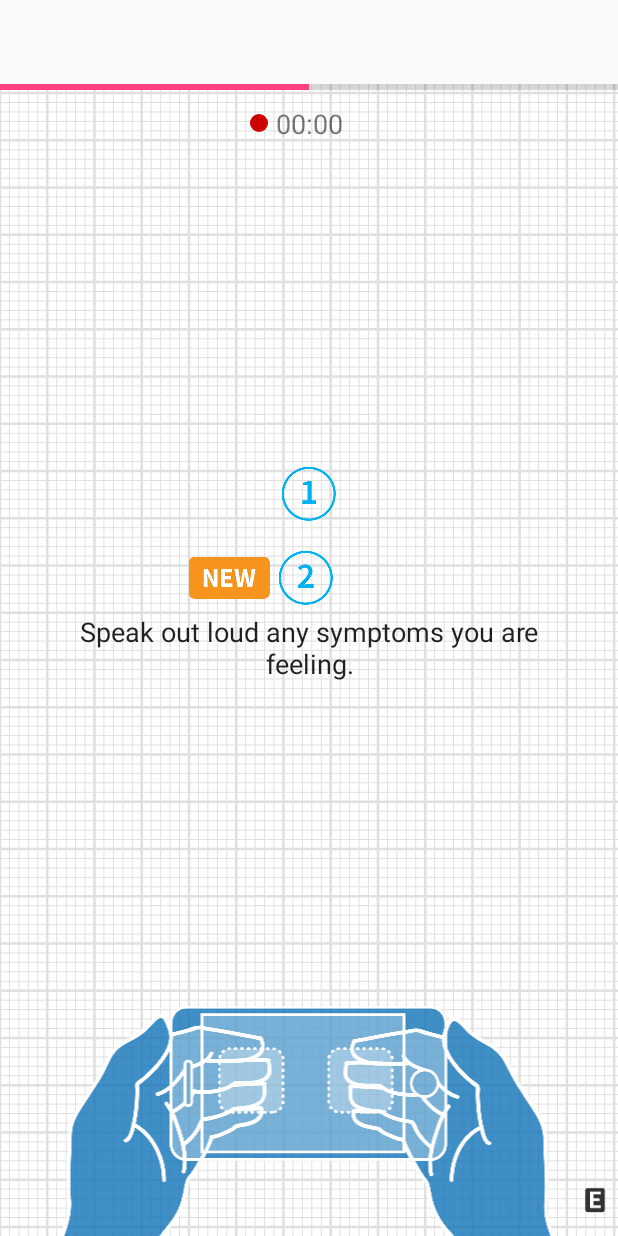
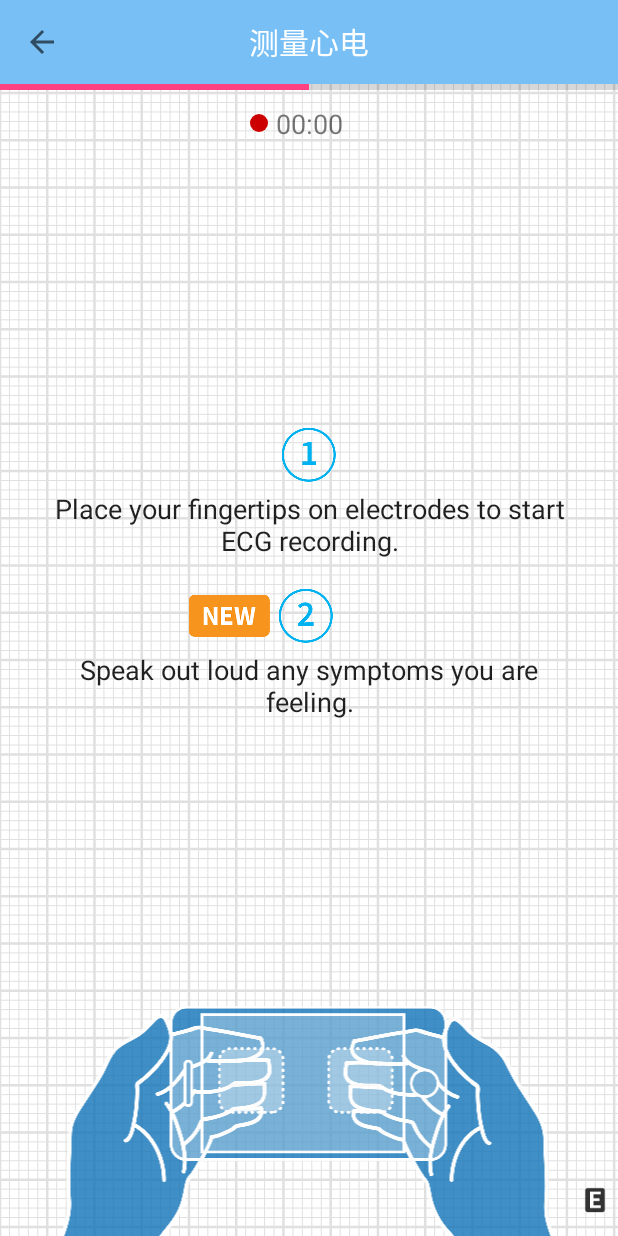
Before and after one commit to jinanzhuan/NewProject, an Android app: the KardiaActivity screen opened directly, with no data from a screen before it, on a phone screen of 412 x 824 dp. Run offline under Robolectric (Android 15) with nearby library versions, the phone set to English and light mode, and no system bars; our stand-ins replace ButterKnife.

Commit message:
show title for KardiaActivity

```diff
--- a/app/src/main/java/com/test/newproject/activity/KardiaActivity.java
+++ b/app/src/main/java/com/test/newproject/activity/KardiaActivity.java
@@ -41,6 +41,9 @@ public class KardiaActivity extends BaseActivity {
     @Override
     public void initView() {
         super.initView();
+        setSupportActionBar(mToolbar);
+        getSupportActionBar().setDisplayShowTitleEnabled(false);
+        getSupportActionBar().setDisplayHomeAsUpEnabled(true);
         getSupportFragmentManager().beginTransaction().replace(R.id.fl_fragment, new KardiaFragment()).commit();
     }
 }
--- a/app/src/main/java/com/test/newproject/base/BaseActivity.java
+++ b/app/src/main/java/com/test/newproject/base/BaseActivity.java
@@ -1,6 +1,5 @@
 package com.test.newproject.base;
 
-import android.content.pm.ActivityInfo;
 import android.graphics.Color;
 import android.os.Build;
 import android.os.Bundle;
@@ -34,7 +33,7 @@ public abstract class BaseActivity extends AppCompatActivity {
     protected void onCreate(@Nullable Bundle savedInstanceState) {
         super.onCreate(savedInstanceState);
         //设置竖屏
-        setRequestedOrientation(ActivityInfo.SCREEN_ORIENTATION_PORTRAIT);
+//        setRequestedOrientation(ActivityInfo.SCREEN_ORIENTATION_PORTRAIT);
         setContentView(getLayoutId());
         ButterKnife.inject(this);
         ActManager.getAppManager().addActivity(this);
--- a/app/src/main/res/layout/activity_kardia.xml
+++ b/app/src/main/res/layout/activity_kardia.xml
@@ -1,6 +1,7 @@
 <?xml version="1.0" encoding="utf-8"?>
 <LinearLayout xmlns:android="http://schemas.android.com/apk/res/android"
               xmlns:tools="http://schemas.android.com/tools"
+              xmlns:app="http://schemas.android.com/apk/res-auto"
               android:orientation="vertical"
               android:layout_width="match_parent"
               android:layout_height="match_parent">
@@ -9,7 +10,22 @@
         android:id="@+id/toolbar"
         android:layout_width="match_parent"
         android:layout_height="?attr/actionBarSize"
-        tools:title="kardia"/>
+        app:contentInsetStart="0dp"
+        app:contentInsetLeft="0dp"
+        android:background="@color/blue"
+        tools:title="kardia">
+
+        <TextView
+            android:id="@+id/toolbar_title"
+            android:layout_width="wrap_content"
+            android:layout_height="wrap_content"
+            android:layout_gravity="center"
+            android:singleLine="true"
+            android:textColor="@color/white"
+            android:text="测量心电"
+            android:textSize="20sp" />
+
+    </android.support.v7.widget.Toolbar>
 
     <FrameLayout
         android:id="@+id/fl_fragment"
--- a/app/src/main/res/layout/fragment_kardia.xml
+++ b/app/src/main/res/layout/fragment_kardia.xml
@@ -36,8 +36,7 @@
             android:layout_marginTop="5.0dip"
             android:gravity="center_horizontal"
             android:text="@string/ecg_real_time_text_1"
-            android:textAppearance="@android:style/TextAppearance.Medium"
-            android:visibility="gone"/>
+            android:textAppearance="@android:style/TextAppearance.Medium"/>
 
         <LinearLayout
             android:layout_width="wrap_content"
--- a/app/src/main/res/values/strings.xml
+++ b/app/src/main/res/values/strings.xml
@@ -32,7 +32,7 @@
         <item>DEC</item>
     </string-array>
 
-    <string name="ecg_real_time_text_1"> </string>
+    <string name="ecg_real_time_text_1">Place your fingertips on electrodes to start ECG recording.</string>
     <string name="ecg_real_time_text_2">Speak out loud any symptoms you are feeling.</string>
     <string name="ecg_real_time_turn_off_voice"> </string>
     <string name="ecg_real_time_turn_on_voice"> </string>
```
